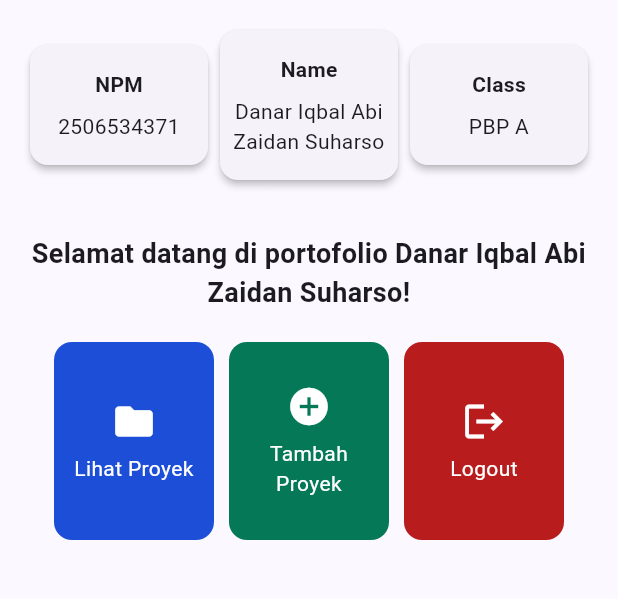
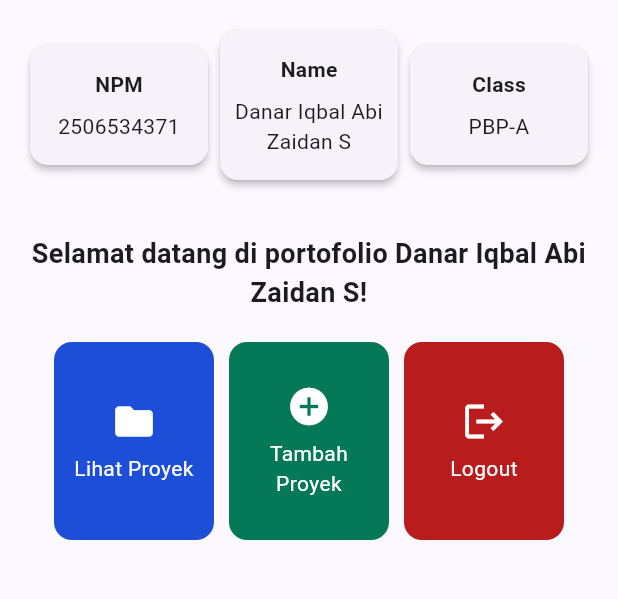
Before and after one commit to danariqbalabi/myportofolio_mobile, a Flutter app: the screen it shows after launch, on a phone screen of 412 x 824 dp, the part 84-683 px from its top. Run offline on Flutter 3.47's test engine with Material 3 defaults, Android fonts, the phone set to English and light mode, and no system bars.

Commit message:
fix: sesuaiin nama sama kelas yang udah dikonfirmasi

```diff
--- a/lib/menu.dart
+++ b/lib/menu.dart
@@ -4,8 +4,8 @@ class MyHomePage extends StatelessWidget {
   const MyHomePage({super.key});
 
   final String npm = '2506534371';
-  final String nama = 'Danar Iqbal Abi Zaidan Suharso';
-  final String kelas = 'PBP A';
+  final String nama = 'Danar Iqbal Abi Zaidan S';
+  final String kelas = 'PBP-A';
 
   final List<ItemHomepage> items = const [
     ItemHomepage('Lihat Proyek', Icons.folder, Color(0xFF1D4ED8)),
```
Also changed, not shown: 2 other files.
